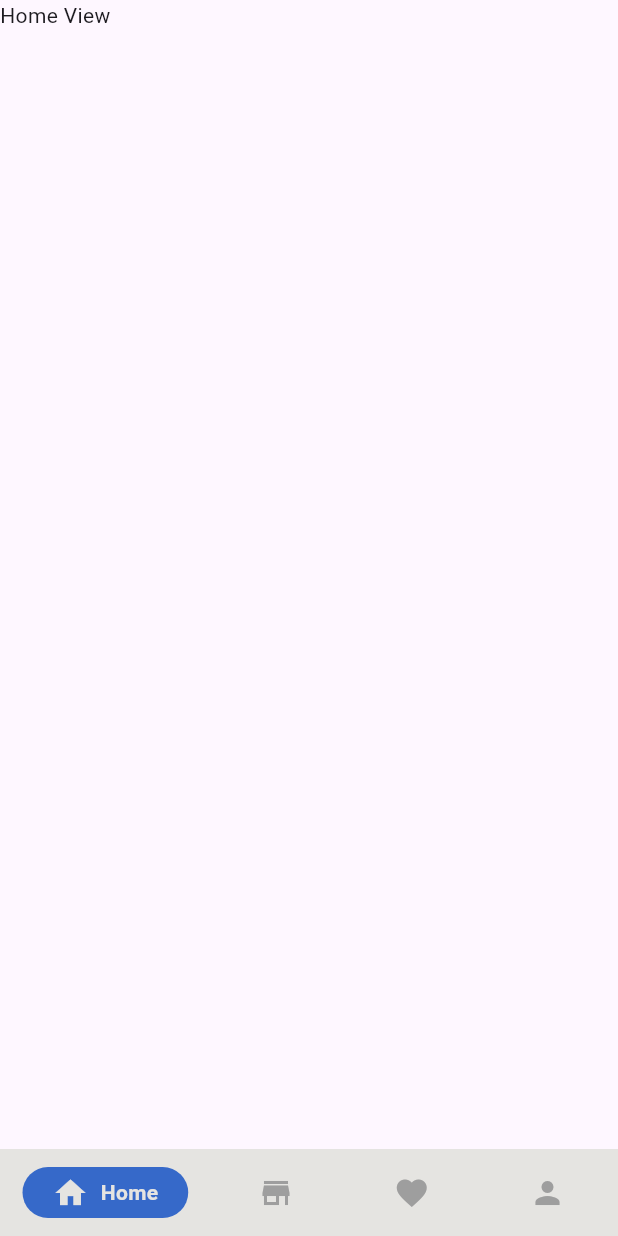
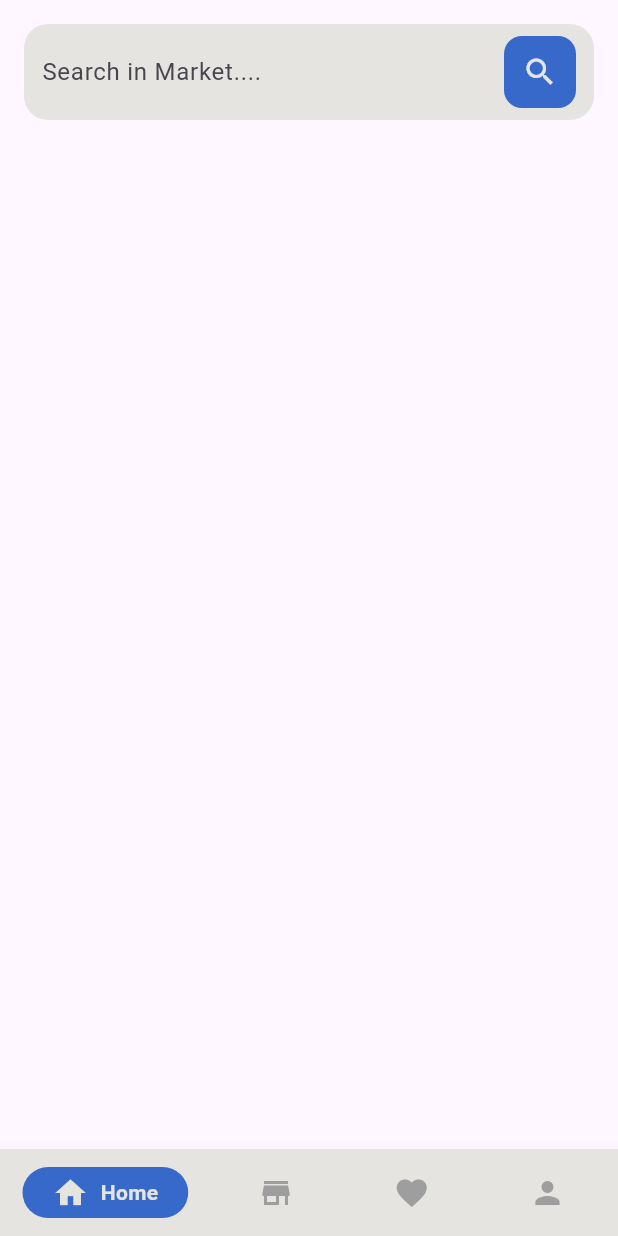
Before and after one commit to diab206/YallaNebi3, a Flutter app: the MainHomeView screen opened directly, on a phone screen of 412 x 824 dp. Run offline on Flutter 3.47's test engine with Material 3 defaults, Android fonts, the phone set to English and light mode, and no system bars; drawn by our look-alikes of google_nav_bar; our stand-ins replace bloc, flutter_bloc.

Commit message:
finish search text field in home view ui

```diff
--- /dev/null
+++ b/lib/core/widgets/custom_search_bar.dart
@@ -0,0 +1,54 @@
+import 'package:flutter/material.dart';
+import 'package:yalla_nebi3/core/const/app_colors.dart';
+
+class CustomSearchBar extends StatelessWidget {
+  final TextEditingController controller;
+  final String hintText;
+  final VoidCallback onSearch;
+
+  const CustomSearchBar({
+    super.key,
+    required this.controller,
+    required this.hintText,
+    required this.onSearch,
+  });
+
+  @override
+  Widget build(BuildContext context) {
+    return Container(
+      padding: const EdgeInsets.symmetric(horizontal: 12, vertical: 8),
+      decoration: BoxDecoration(
+        color: AppColors.backgroundcolor,
+        borderRadius: BorderRadius.circular(16),
+        boxShadow: [
+
+        ],
+      ),
+      child: Row(
+        children: [
+          Expanded(
+            child: TextFormField(
+              controller: controller,
+              decoration: InputDecoration(
+                hintText: hintText,
+                border: InputBorder.none,
+              ),
+            ),
+          ),
+          InkWell(
+            onTap: onSearch,
+            borderRadius: BorderRadius.circular(16),
+            child: Container(
+              padding: const EdgeInsets.all(12),
+              decoration: BoxDecoration(
+                color: AppColors.primaryColor,
+                borderRadius: BorderRadius.circular(12),
+              ),
+              child: const Icon(Icons.search, color: AppColors.backgroundcolor),
+            ),
+          ),
+        ],
+      ),
+    );
+  }
+}
--- a/lib/main.dart
+++ b/lib/main.dart
@@ -1,6 +1,7 @@
 import 'package:flutter/material.dart';
 import 'package:yalla_nebi3/views/auth/ui/login_view.dart';
 import 'package:yalla_nebi3/views/auth/ui/sign_up_view.dart';
+import 'package:yalla_nebi3/views/nav_bar/ui/main_home_view.dart';
 import 'package:yalla_nebi3/welcome/splash_screen.dart';
 import 'package:yalla_nebi3/welcome/welcome_screen.dart';
 
@@ -22,12 +23,13 @@ class YallaNebi3 extends StatelessWidget {
       ),
       home: const   SplashScreen(),
       debugShowCheckedModeBanner: false,
-      initialRoute: SignUpView.routeName,
+      initialRoute:MainHomeView .routeName,
       routes: {
          SplashScreen.routeName: (context) => const SplashScreen(),
          WelcomeScreen.routeName: (context) => const WelcomeScreen(),
          LoginView.routeName: (context) =>  LoginView(),
          SignUpView.routeName: (context) => const SignUpView(),
+          MainHomeView.routeName: (context) => MainHomeView(),
         // Add other routes here as needed
       },
     );
--- a/lib/views/home/ui/home_views.dart
+++ b/lib/views/home/ui/home_views.dart
@@ -1,14 +1,29 @@
 import 'package:flutter/material.dart';
+import 'package:yalla_nebi3/core/widgets/custom_search_bar.dart';
 
 class HomeViews extends StatelessWidget {
-  const HomeViews({super.key});
+   HomeViews({super.key});
+ final searchController = TextEditingController();
 
   @override
   Widget build(BuildContext context) {
-    return  Column(children: [
-      // Add your home view widgets here
-      Text('Home View '),
+    return  SingleChildScrollView(
+      child: Padding(
+        padding: const EdgeInsets.all(16.0),
+        child: Column(
+          crossAxisAlignment: CrossAxisAlignment.start,
+          children: [
+          CustomSearchBar(
+  controller: searchController,
+  hintText: 'Search in Market....',
+  onSearch: () {
+  },
+),
+          ]
+        ),
 
-    ],);
+        ),
+    );
+
   }
 }
--- a/lib/views/nav_bar/ui/main_home_view.dart
+++ b/lib/views/nav_bar/ui/main_home_view.dart
@@ -9,6 +9,7 @@ import 'package:yalla_nebi3/views/profile/ui/profile_views.dart';
 import 'package:yalla_nebi3/views/store/ui/store_views.dart';
 
 class MainHomeView extends StatelessWidget {
+  static const String routeName = 'main_home';
   MainHomeView({super.key});
   final List<Widget> views = [
     HomeViews(),
```
